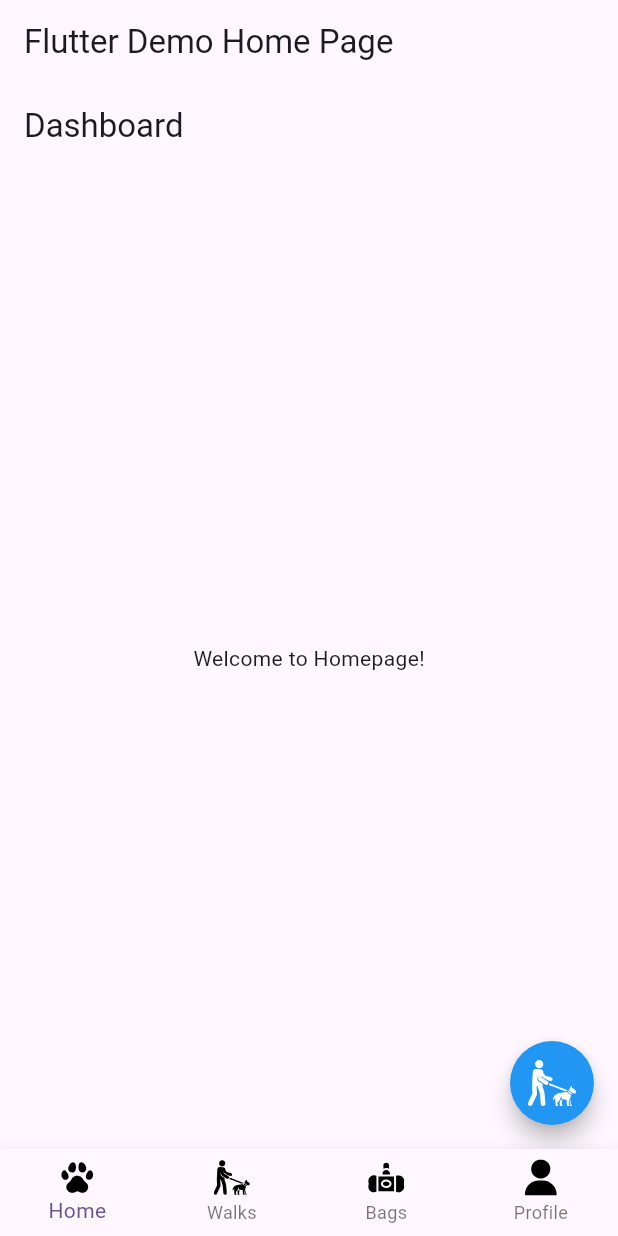
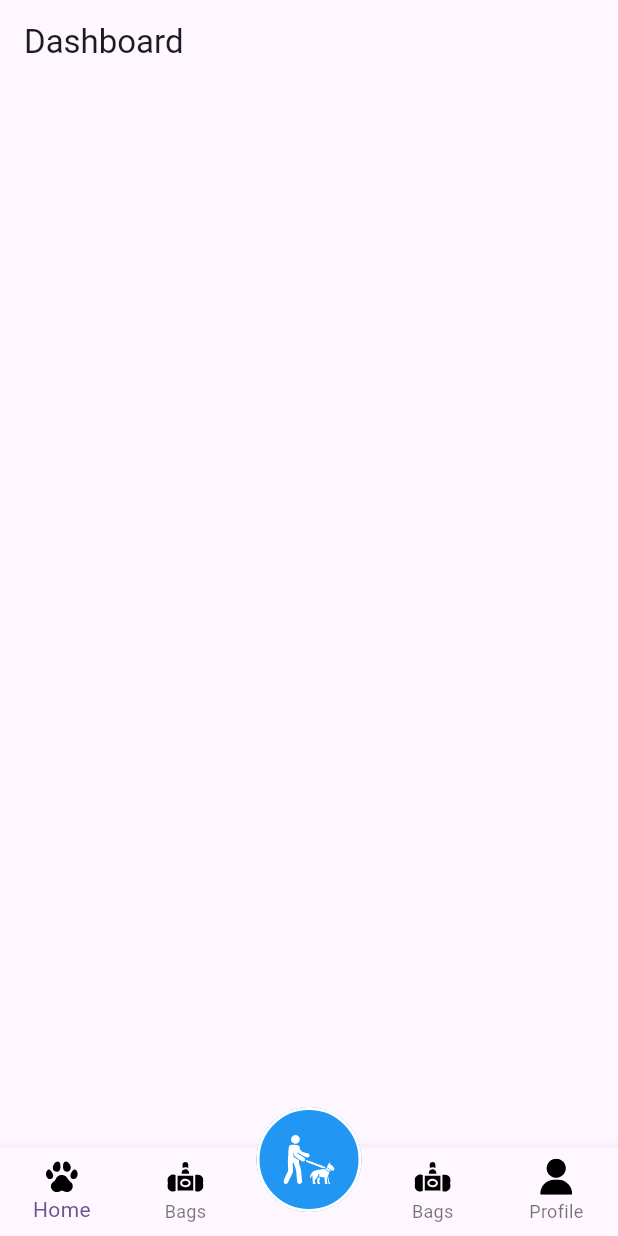
Before and after one commit to premedios/Pawfect-Walks, a Flutter app: the screen it shows after launch, on a phone screen of 412 x 824 dp. Run offline on Flutter 3.47's test engine with Material 3 defaults, Android fonts, the phone set to English and light mode, and no system bars; our stand-ins replace flutter_svg.

Commit message:
Main UI changes

```diff
--- a/lib/features/home/presentation/pages/home.dart
+++ b/lib/features/home/presentation/pages/home.dart
@@ -11,17 +11,6 @@ class Homepage extends StatefulWidget {
 class _HomepageState extends State<Homepage> {
   @override
   Widget build(BuildContext context) {
-    return Scaffold(
-      appBar: AppBar(title: const Text('Dashboard')),
-      body: const Center(child: Text('Welcome to Homepage!')),
-      floatingActionButton: FloatingActionButton(
-        shape: CircleBorder(),
-        backgroundColor: Colors.blue,
-        onPressed: () {
-          // Add your onPressed code here!
-        },
-        child: Padding(padding: const EdgeInsets.all(12.0), child: SvgPicture.asset('assets/SVG/blind.svg', semanticsLabel: 'Start Walk Icon', color: Colors.white)),
-      ),
-    );
+    return Container();
   }
 }
--- a/lib/main.dart
+++ b/lib/main.dart
@@ -49,7 +49,13 @@ class MyHomePage extends StatefulWidget {
 class _MyHomePageState extends State<MyHomePage> {
   int _selectedIndex = 0;
 
-  static const List<Widget> _pages = <Widget>[Homepage(), Center(child: Text('Walks')), Center(child: Text('Bags')), Center(child: Text('Profile'))];
+  List pageTitles = ['Dashboard', 'Bags', '', 'Events', 'Profile'];
+
+  ColorFilter iconColorFilter = ColorFilter.mode(Colors.black, BlendMode.srcIn);
+
+  var startWalkIconAsset = SvgPicture.asset('assets/SVG/blind.svg', semanticsLabel: 'Start Walk Icon', colorFilter: ColorFilter.mode(Colors.white, BlendMode.srcIn));
+
+  static final List<Widget> _pages = <Widget>[Homepage(), Center(child: Text('Walks')), Center(child: Text('Bags')), Container(), Center(child: Text('Profile')), Center(child: Text('Profile'))];
 
   void _onItemTapped(int index) {
     setState(() {
@@ -60,19 +66,43 @@ class _MyHomePageState extends State<MyHomePage> {
   @override
   Widget build(BuildContext context) {
     return Scaffold(
-      appBar: AppBar(title: Text(widget.title)),
+      appBar: AppBar(title: Text(pageTitles[_selectedIndex])),
       body: _pages[_selectedIndex],
       bottomNavigationBar: BottomNavigationBar(
         currentIndex: _selectedIndex,
         onTap: _onItemTapped,
         items: [
-          BottomNavigationBarItem(icon: SizedBox(height: 24, width: 24, child: SvgPicture.asset('assets/SVG/paw.svg', semanticsLabel: 'Home', color: Colors.black)), label: 'Home'),
-          BottomNavigationBarItem(icon: SizedBox(height: 24, width: 24, child: SvgPicture.asset('assets/SVG/blind.svg', semanticsLabel: 'Bags', color: Colors.black)), label: 'Walks'),
-          BottomNavigationBarItem(icon: SizedBox(height: 24, width: 24, child: SvgPicture.asset('assets/SVG/walking-the-dog.svg', semanticsLabel: 'Walks', color: Colors.black)), label: 'Bags'),
-          BottomNavigationBarItem(icon: SizedBox(height: 24, width: 24, child: SvgPicture.asset('assets/SVG/user.svg', semanticsLabel: 'Profile', color: Colors.black)), label: 'Profile'),
+          BottomNavigationBarItem(icon: SizedBox(height: 24, width: 24, child: SvgPicture.asset('assets/SVG/paw.svg', semanticsLabel: 'Home', colorFilter: iconColorFilter)), label: 'Home'),
+          BottomNavigationBarItem(
+            icon: SizedBox(height: 24, width: 24, child: SvgPicture.asset('assets/SVG/walking-the-dog.svg', semanticsLabel: 'Bags', colorFilter: iconColorFilter)),
+            label: 'Bags',
+          ),
+          BottomNavigationBarItem(icon: SizedBox(height: 24, width: 24, child: Container()), label: ''),
+          BottomNavigationBarItem(
+            icon: SizedBox(height: 24, width: 24, child: SvgPicture.asset('assets/SVG/walking-the-dog.svg', semanticsLabel: 'Events', colorFilter: iconColorFilter)),
+            label: 'Bags',
+          ),
+          BottomNavigationBarItem(icon: SizedBox(height: 24, width: 24, child: SvgPicture.asset('assets/SVG/user.svg', semanticsLabel: 'Profile', colorFilter: iconColorFilter)), label: 'Profile'),
         ],
         type: BottomNavigationBarType.fixed,
       ),
+      floatingActionButton: Container(
+        margin: EdgeInsets.only(left: 0.0, top: 16.0, right: 0.0, bottom: 0.0),
+        child: SizedBox(
+          height: 70,
+          width: 70,
+          child: FloatingActionButton(
+            shape: CircleBorder(side: BorderSide(color: Colors.white, width: 2)),
+            backgroundColor: Colors.blue,
+            onPressed: () {
+              // Add your onPressed code here!
+            },
+            elevation: 0,
+            child: Padding(padding: const EdgeInsets.all(18.0), child: startWalkIconAsset),
+          ),
+        ),
+      ),
+      floatingActionButtonLocation: FloatingActionButtonLocation.centerDocked,
     );
   }
 }
```
